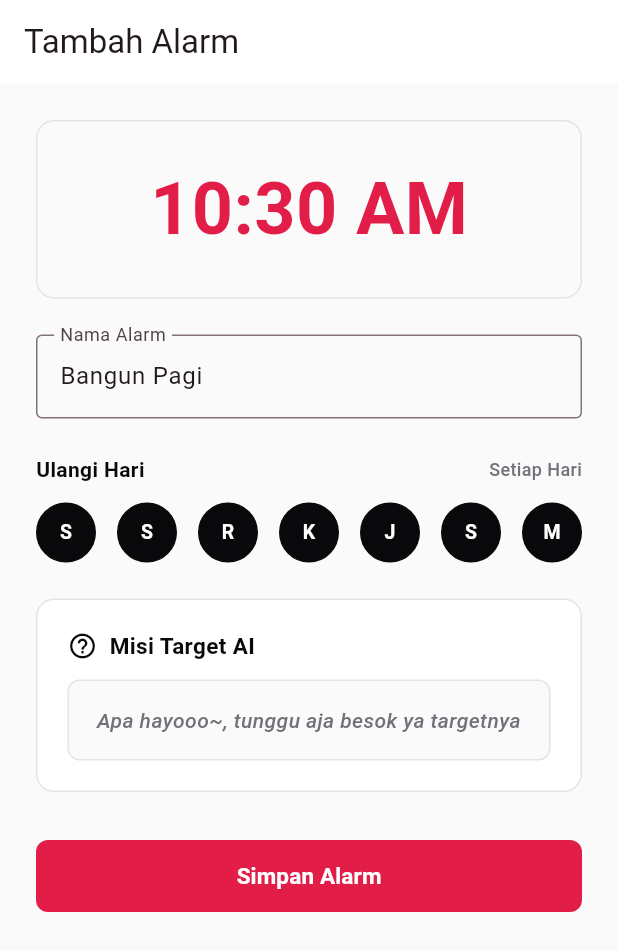
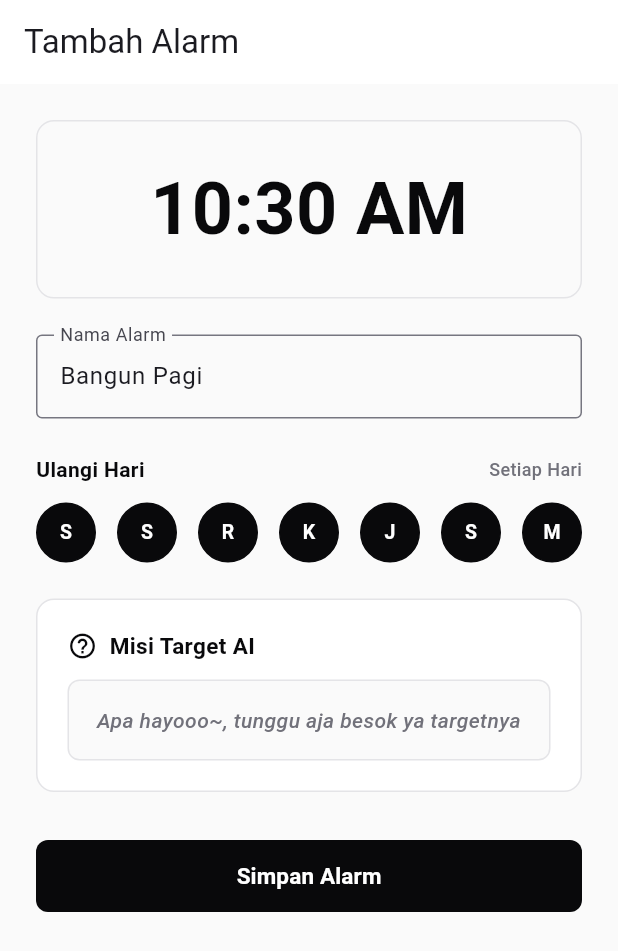
Before and after one commit to aazziiss-jpg/WakeQuest-Mobile, a Flutter app: the AddAlarmScreen screen opened by its route, on a phone screen of 412 x 824 dp. Shown: the top 951 px of the screen. Run offline on Flutter 3.47's test engine with Material 3 defaults, Android fonts, the light colour scheme and no system bars; our stand-ins replace audioplayers, flutter_dotenv, flutter_riverpod, go_router, supabase_flutter; missing offline and left inert: android_alarm_manager_plus; accounts and stored records are empty.

Commit message:
refactor(ui): centralize app color constants

```diff
--- a/lib/core/constants/app_colors.dart
+++ b/lib/core/constants/app_colors.dart
@@ -1,16 +1,20 @@
 import 'package:flutter/material.dart';
 
-abstract class AppColors {
-  static const Color primaryRed = Color(0xFFE11D48);
-  static const Color primaryHover = Color(0xFFBE123C);
+class AppColors {
+  // Palette Utama Monokromatik (shadcn/ui zinc style)
+  static const Color primaryDark = Color(0xFF09090B); // Primary Action & Accent (Hitam Pekat)
+  static const Color bgLight = Color(0xFFFAFAFA);     // Latar belakang utama (Off-White)
+  static const Color surfaceLight = Color(0xFFFFFFFF); // Warna Surface Kartu (Putih)
 
-  static const Color bgLight = Color(0xFFFAFAFA);
-  static const Color surfaceLight = Color(0xFFFFFFFF);
-  static const Color borderLight = Color(0xFFE4E4E7);
+  // Teks & Subtitle
+  static const Color textDark = Color(0xFF09090B);     // Teks Utama (Hitam)
+  static const Color textMuted = Color(0xFF71717A);    // Teks Sekunder / Muted (Zinc-500)
 
-  static const Color textDark = Color(0xFF09090B);
-  static const Color textMuted = Color(0xFF71717A);
+  // Border & Divider
+  static const Color borderLight = Color(0xFFE4E4E7);  // Border Tipis (Zinc-200)
 
-  static const Color success = Color(0xFF16A34A);
-  static const Color destructive = Color(0xFFDC2626);
+  // Deprecated Fallback Compatibility (Aksen Merah Diganti ke Hitam Utuh)
+  static const Color primaryRed = Color(0xFF09090B);
+
+  static const Color destructive = Color(0xFFEF4444);
 }
```
